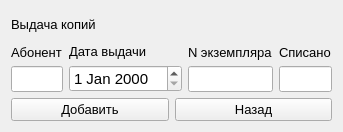
Lelius/FileLibrary, file issuanceofcopiesminiform.ui: the form before one commit.
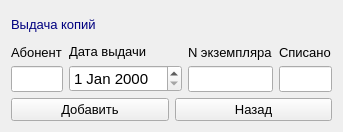
The form after the commit.

The edit to the form file:
```diff
--- a/issuanceofcopiesminiform.ui
+++ b/issuanceofcopiesminiform.ui
@@ -30,7 +30,7 @@
         </font>
        </property>
        <property name="text">
-        <string>Выдача копий</string>
+        <string>&lt;html&gt;&lt;head/&gt;&lt;body&gt;&lt;p&gt;&lt;span style=&quot; color:#00007f;&quot;&gt;Выдача копий&lt;/span&gt;&lt;/p&gt;&lt;/body&gt;&lt;/html&gt;</string>
        </property>
       </widget>
      </item>
```
